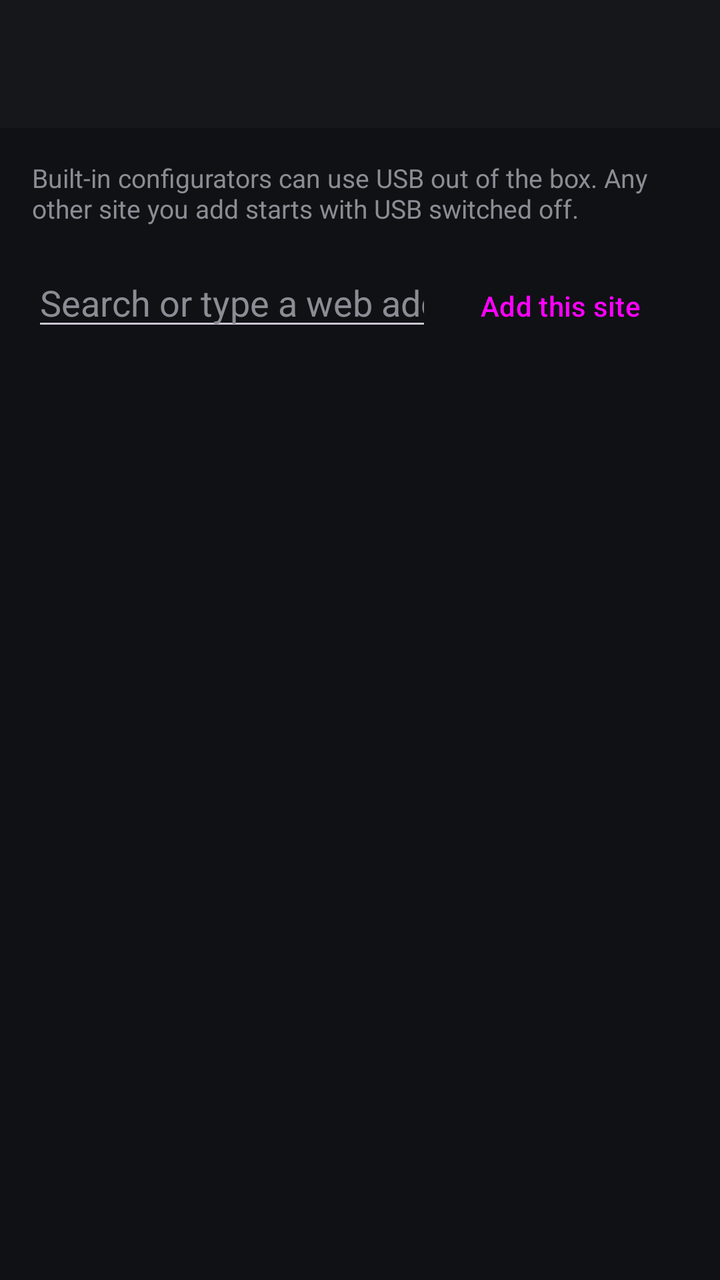
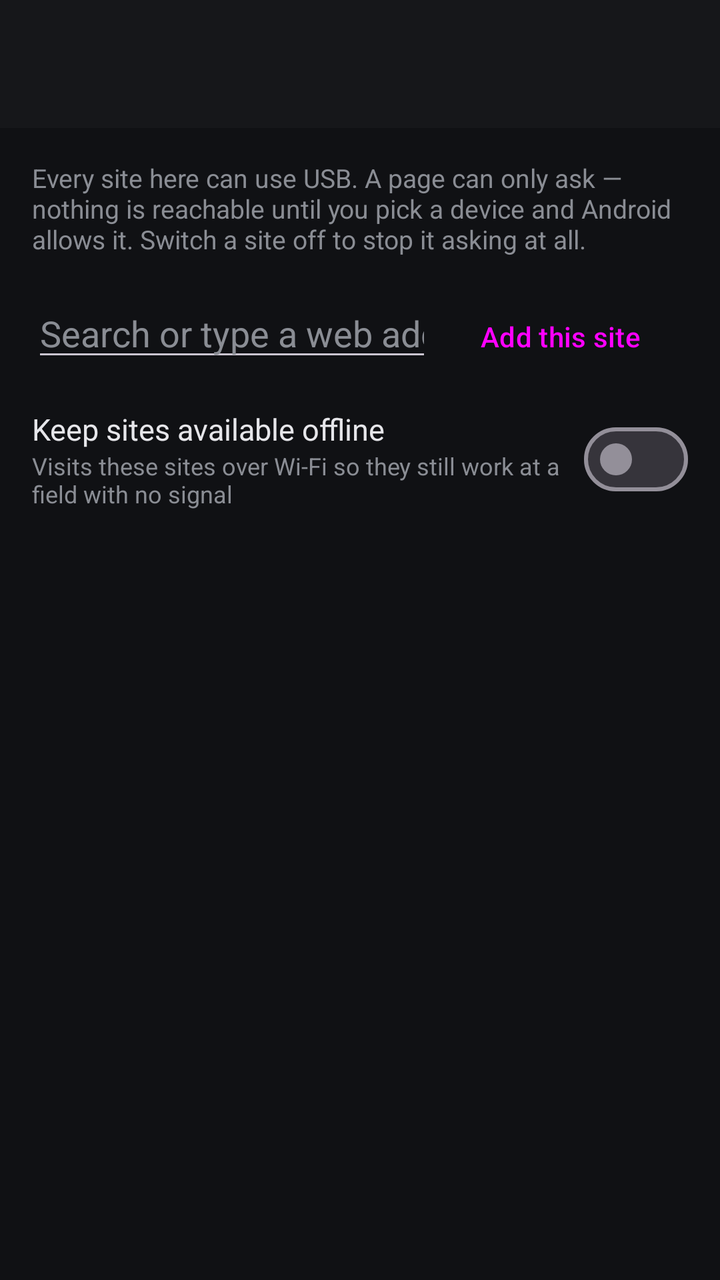

Before-and-after screenshots of an Android layout around one commit, followed by the original layout XML and the change that was made.
<!-- AndroidManifest.xml: application theme Theme.TrustedConfigurator -->
<!-- res/layout/activity_sites.xml -->
<?xml version="1.0" encoding="utf-8"?>
<LinearLayout xmlns:android="http://schemas.android.com/apk/res/android"
    android:layout_width="match_parent"
    android:layout_height="match_parent"
    android:background="@color/page_background"
    android:orientation="vertical">

    <com.google.android.material.appbar.MaterialToolbar
        android:id="@+id/toolbar"
        android:layout_width="match_parent"
        android:layout_height="?attr/actionBarSize"
        android:background="@color/chrome_background" />

    <TextView
        android:layout_width="match_parent"
        android:layout_height="wrap_content"
        android:padding="16dp"
        android:text="@string/sites_hint"
        android:textColor="@color/chrome_hint"
        android:textSize="13sp" />

    <LinearLayout
        android:layout_width="match_parent"
        android:layout_height="wrap_content"
        android:orientation="horizontal"
        android:paddingStart="16dp"
        android:paddingEnd="16dp"
        android:paddingBottom="8dp">

        <EditText
            android:id="@+id/newSite"
            android:layout_width="0dp"
            android:layout_height="wrap_content"
            android:layout_weight="1"
            android:hint="@string/address_hint"
            android:importantForAutofill="no"
            android:inputType="textUri"
            android:maxLines="1"
            android:textColor="@color/chrome_text"
            android:textColorHint="@color/chrome_hint" />

        <Button
            android:id="@+id/addSite"
            style="?attr/materialButtonOutlinedStyle"
            android:layout_width="wrap_content"
            android:layout_height="wrap_content"
            android:text="@string/add_site" />

    </LinearLayout>

    <ScrollView
        android:layout_width="match_parent"
        android:layout_height="0dp"
        android:layout_weight="1">

        <LinearLayout
            android:id="@+id/siteList"
            android:layout_width="match_parent"
            android:layout_height="wrap_content"
            android:orientation="vertical"
            android:paddingBottom="24dp" />

    </ScrollView>

</LinearLayout>
<!-- resources referenced by this layout -->
<resources>
  <color name="chrome_background">#FF16171A</color>
  <color name="chrome_hint">#FF8A8D94</color>
  <color name="chrome_text">#FFE6E6EA</color>
  <color name="page_background">#FF101114</color>
  <string name="add_site">Add this site</string>
  <string name="address_hint">Search or type a web address</string>
  <string name="sites_hint">Built-in configurators can use USB out of the box. Any other site you add starts with USB switched off.</string>
  <style name="Theme.TrustedConfigurator" parent="Theme.Material3.Dark.NoActionBar">
          <item name="android:statusBarColor" tools:targetApi="l">@color/chrome_background</item>
          <item name="android:navigationBarColor" tools:targetApi="l">@color/chrome_background</item>
          <item name="android:windowBackground">@color/page_background</item>
          <item name="colorPrimary">@color/accent</item>
      </style>
  <color name="accent">#FFFFC107</color>
</resources>

<!-- the commit's change to res/layout/activity_sites.xml (unified diff, before → after) -->
@@ -48,6 +48,47 @@
 
     </LinearLayout>
 
+    
+    <LinearLayout
+        android:layout_width="match_parent"
+        android:layout_height="wrap_content"
+        android:orientation="horizontal"
+        android:paddingStart="16dp"
+        android:paddingEnd="16dp"
+        android:paddingTop="4dp"
+        android:paddingBottom="12dp">
+
+        <LinearLayout
+            android:layout_width="0dp"
+            android:layout_height="wrap_content"
+            android:layout_weight="1"
+            android:orientation="vertical">
+
+            <TextView
+                android:layout_width="match_parent"
+                android:layout_height="wrap_content"
+                android:text="@string/offline_toggle"
+                android:textColor="@color/chrome_text"
+                android:textSize="15sp" />
+
+            <TextView
+                android:id="@+id/offlineSummary"
+                android:layout_width="match_parent"
+                android:layout_height="wrap_content"
+                android:text="@string/offline_summary"
+                android:textColor="@color/chrome_hint"
+                android:textSize="12sp" />
+
+        </LinearLayout>
+
+        <com.google.android.material.materialswitch.MaterialSwitch
+            android:id="@+id/offlineSwitch"
+            android:layout_width="wrap_content"
+            android:layout_height="wrap_content"
+            android:layout_gravity="center_vertical" />
+
+    </LinearLayout>
+
     <ScrollView
         android:layout_width="match_parent"
         android:layout_height="0dp"
<!-- resource entries referenced after the edit -->
@@ -6,7 +6,9 @@
   <color name="page_background">#FF101114</color>
   <string name="add_site">Add this site</string>
   <string name="address_hint">Search or type a web address</string>
-  <string name="sites_hint">Built-in configurators can use USB out of the box. Any other site you add starts with USB switched off.</string>
+  <string name="offline_summary">Visits these sites over Wi-Fi so they still work at a field with no signal</string>
+  <string name="offline_toggle">Keep sites available offline</string>
+  <string name="sites_hint">Every site here can use USB. A page can only ask — nothing is reachable until you pick a device and Android allows it. Switch a site off to stop it asking at all.</string>
   <style name="Theme.TrustedConfigurator" parent="Theme.Material3.Dark.NoActionBar">
           <item name="android:statusBarColor" tools:targetApi="l">@color/chrome_background</item>
           <item name="android:navigationBarColor" tools:targetApi="l">@color/chrome_background</item>
